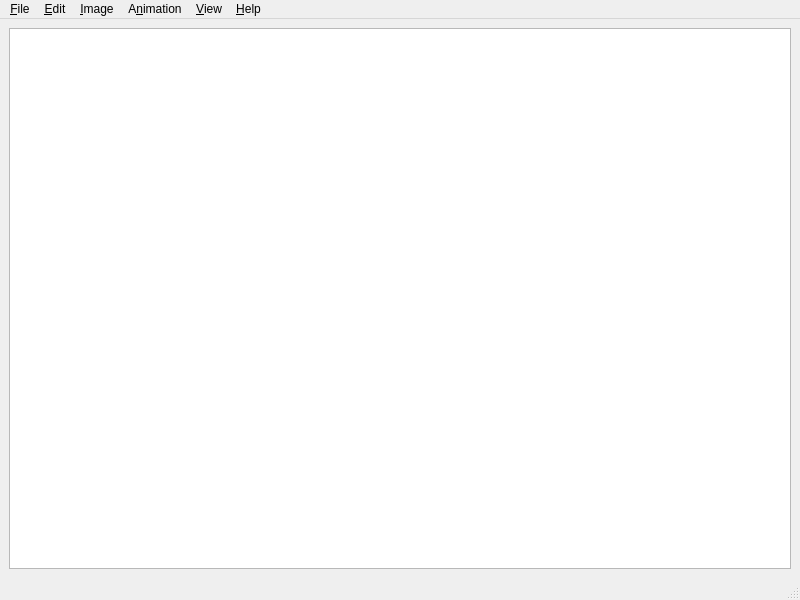
The window that src/ui/main_window.ui (mbasaglia/PixelCayman) describes before a commit, drawn with Qt 5.
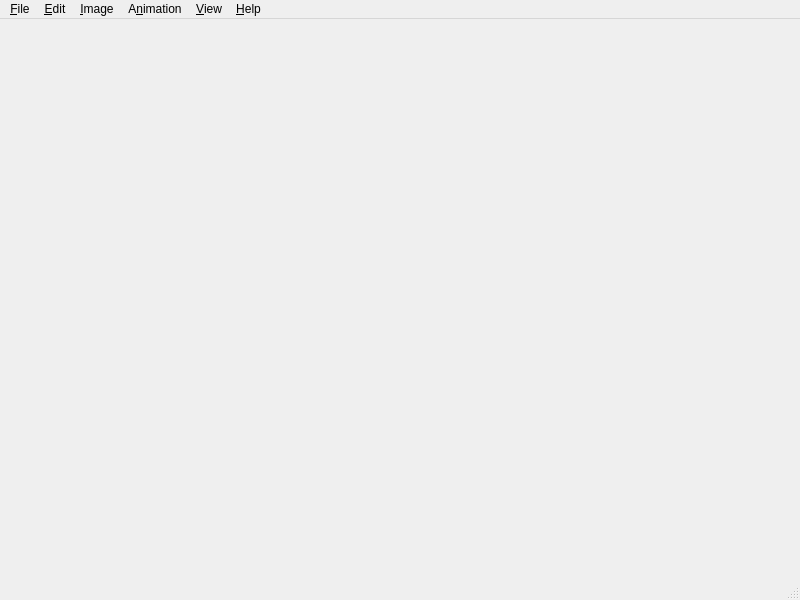
The same window after the commit. Icons and pictures are not drawn.

Commit message: Add tab bar

Patch:
```diff
--- a/src/ui/main_window.ui
+++ b/src/ui/main_window.ui
@@ -16,7 +16,17 @@
   <widget class="QWidget" name="centralwidget">
    <layout class="QVBoxLayout" name="verticalLayout">
     <item>
-     <widget class="QGraphicsView" name="graphicsView"/>
+     <widget class="QTabWidget" name="main_tab">
+      <property name="documentMode">
+       <bool>true</bool>
+      </property>
+      <property name="tabsClosable">
+       <bool>true</bool>
+      </property>
+      <property name="movable">
+       <bool>true</bool>
+      </property>
+     </widget>
     </item>
    </layout>
   </widget>
```
Left out of the diff: 111 changed lines with no effect on the pictures. The commit also changes 2 other files.
